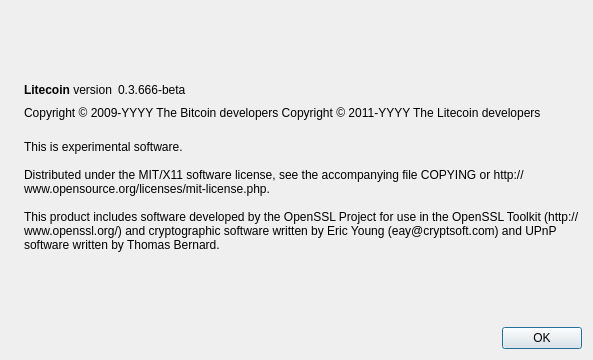
Above: src/qt/forms/aboutdialog.ui from waveecoin/waveecoin before the change. Below: the same form after it.
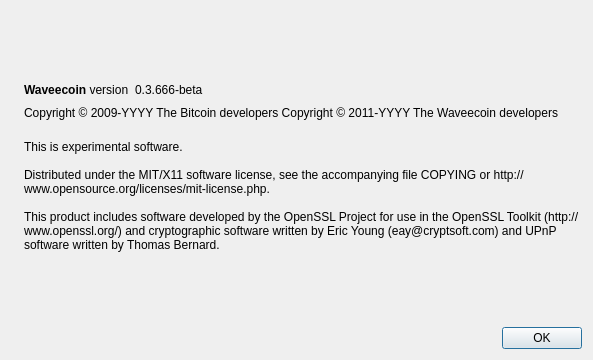
That is the form after the change. Icons and pictures are not drawn.

```diff
--- a/src/qt/forms/aboutdialog.ui
+++ b/src/qt/forms/aboutdialog.ui
@@ -50,7 +50,7 @@
           <cursorShape>IBeamCursor</cursorShape>
          </property>
          <property name="text">
-          <string>&lt;b&gt;Litecoin&lt;/b&gt; version</string>
+          <string>&lt;b&gt;Waveecoin&lt;/b&gt; version</string>
          </property>
          <property name="textInteractionFlags">
           <set>Qt::LinksAccessibleByMouse|Qt::TextSelectableByKeyboard|Qt::TextSelectableByMouse</set>
@@ -92,7 +92,7 @@
        </property>
        <property name="text">
         <string notr="true">Copyright &amp;copy; 2009-YYYY The Bitcoin developers
-Copyright &amp;copy; 2011-YYYY The Litecoin developers</string>
+Copyright &amp;copy; 2011-YYYY The Waveecoin developers</string>
        </property>
        <property name="textFormat">
         <enum>Qt::RichText</enum>
```
Left out of the diff: 2 changed lines with no effect on the pictures.
